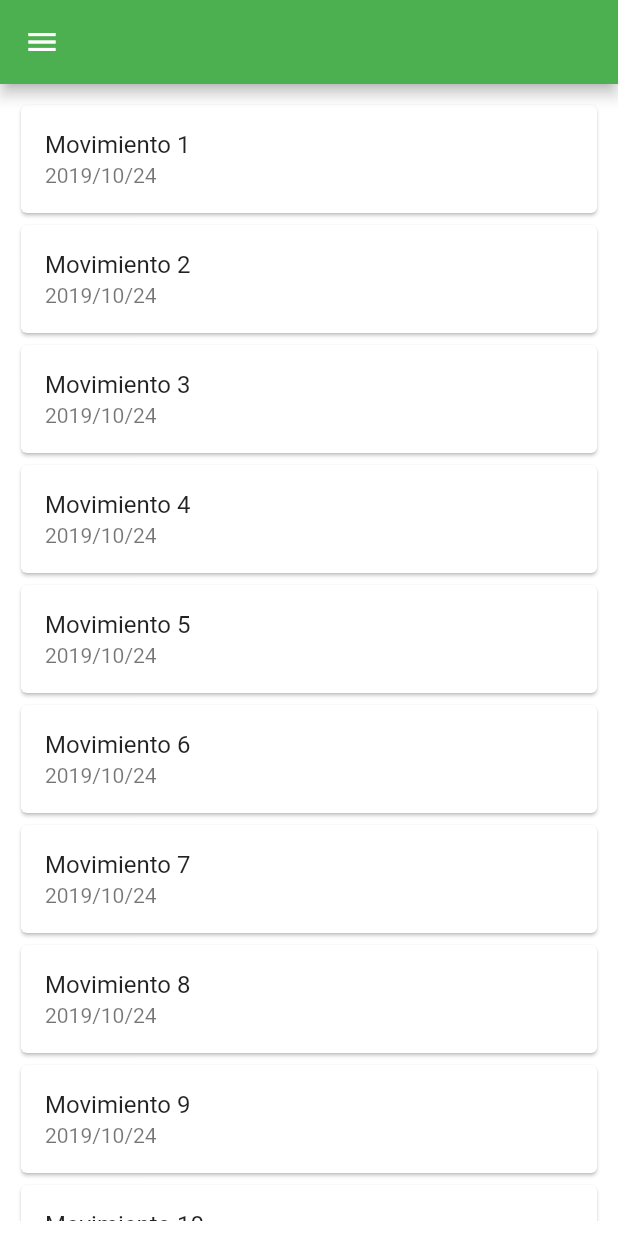
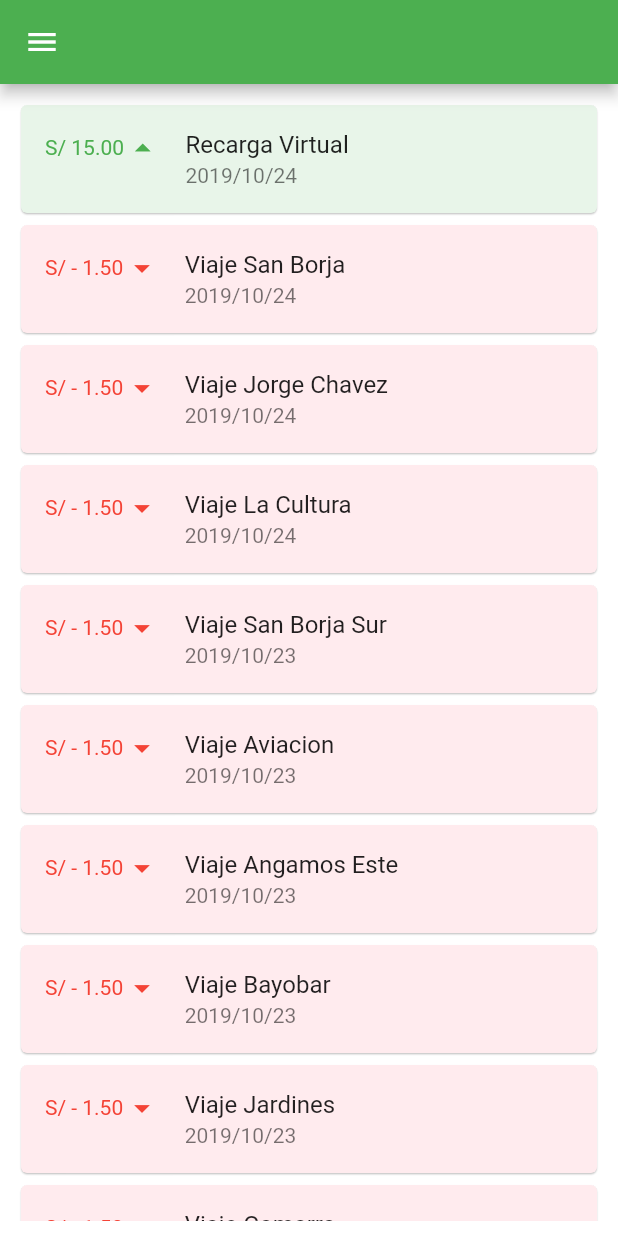
Before and after one commit to Gneric/flutter-sistemaTransporte, a Flutter app: the Movimientos screen opened directly, on a phone screen of 412 x 824 dp. Run offline on Flutter 3.47's test engine with Material 2 defaults, Android fonts, the phone set to English and light mode, and no system bars.

Commit message:
Design Improvements

```diff
--- a/lib/src/pages/movements.dart
+++ b/lib/src/pages/movements.dart
@@ -1,5 +1,7 @@
 import 'package:flutter/material.dart';
 import 'package:sistema_transporte/src/pages/drawer.dart';
+import 'package:sistema_transporte/src/utils/movements_util.dart';
+
 
 class Movimientos extends StatefulWidget {
   Movimientos({Key key}) : super(key: key);
@@ -11,13 +13,6 @@ class Movimientos extends StatefulWidget {
 class _MovimientosState extends State<Movimientos> {
   @override
   Widget build(BuildContext context) {
-    var fecha = DateTime.now();
-    var date = fecha.year.toString() +
-        '/' +
-        fecha.month.toString() +
-        '/' +
-        fecha.day.toString();
-    var hour = fecha.hour.toString() + ':' + fecha.minute.toString();
 
     return Scaffold(
       appBar: AppBar(
@@ -31,17 +26,22 @@ class _MovimientosState extends State<Movimientos> {
           child: Padding(
             padding: const EdgeInsets.all(10.0),
             child: Container(
-              child: ListView.builder(
-                itemCount: 30,
-                itemBuilder: (context, index) {
-                  return Card(
-                    child: ListTile(
-                      title: Text('Movimiento ${index + 1}'),
-                      subtitle: Text(date),
-                      onTap: () => _searchMovement(10.0,'Movimiento ${index + 1}', date, hour),
-                    ),
-                  );
-                },
+              child: ListView(
+                children: <Widget>[
+                  movement(15.0, '2019/10/24','08:14', "Recarga Virtual", context),
+                  movement(-1.5, '2019/10/24','12:40', "Viaje San Borja", context),
+                  movement(-1.5, '2019/10/24','09:53', "Viaje Jorge Chavez", context),
+                  movement(-1.5, '2019/10/24','06:15', "Viaje La Cultura", context),
+                  movement(-1.5, '2019/10/23', '09:46', 'Viaje San Borja Sur', context),
+                  movement(-1.5, '2019/10/23', '08:30', 'Viaje Aviacion', context),
+                  movement(-1.5, '2019/10/23', '05:46', 'Viaje Angamos Este', context),
+                  movement(-1.5, '2019/10/23', '02:10', 'Viaje Bayobar', context),
+                  movement(-1.5, '2019/10/23', '12:30', 'Viaje Jardines', context),
+                  movement(-1.5, '2019/10/22', '08:37', 'Viaje Gamarra', context),
+                  movement(10, '2019/10/20', '05:15', 'Recarga Villa', context),
+                  movement(-1.5, '2019/10/20', '03:40', 'Viaje Parque Industrial', context),
+                  movement(-1.5, '2019/10/20', '02:20', 'Viaje Pumacahua', context),
+                ],
               ),
             ),
           ),
@@ -50,56 +50,4 @@ class _MovimientosState extends State<Movimientos> {
     );
   }
 
-  void _searchMovement(
-      double saldo, String movimiento, String date, String hora) {
-    String tipo = saldo < 0 ? "negativo" : "positivo";
-
-    final _backgroundColors = <String, Color>{
-      "positivo": Colors.green[50],
-      "negativo": Colors.red[50],
-    };
-
-    final _soles = <String, String>{
-      "positivo": 'S/ ' + saldo.toString() + '0',
-      "negativo": 'S/ ' + (saldo).toString().replaceFirst('-', '- ') + '0',
-    };
-
-    final _icons = <String, IconData>{
-      "positivo": Icons.arrow_drop_up,
-      "negativo": Icons.arrow_drop_down
-    };
-
-    final _colors = <String, Color>{
-      "positivo": Colors.green,
-      "negativo": Colors.red,
-    };
-
-    showModalBottomSheet(
-        context: context,
-        builder: (context) {
-          return Padding(
-            padding: const EdgeInsets.all(20.0),
-            child: Container(
-              child: Column(
-                children: <Widget>[
-                  Padding(
-                    padding: const EdgeInsets.all(15.0),
-                    child: Container(
-                      child: Text(movimiento, style: TextStyle(fontWeight: FontWeight.bold ),),
-                    ),
-                  ),
-                  ListTile(
-                    title: Text('Date'),
-                    subtitle: Text(date),
-                  ),
-                  ListTile(
-                    title: Text('Hora'),
-                    subtitle: Text(hora),
-                  )
-                ],
-              ),
-            ),
-          );
-        });
-  }
 }
--- /dev/null
+++ b/lib/src/utils/movements_util.dart
@@ -0,0 +1,52 @@
+import 'package:flutter/material.dart';
+import 'package:sistema_transporte/src/utils/bottom_modal.dart';
+
+Widget movement(double saldo, String date, String hour, String mensaje, context) {
+
+    String tipo = saldo < 0 ? "negativo":"positivo" ;
+
+    final _soles = <String, String>{
+      "positivo": 'S/ '+saldo.toString()+'0',
+      "negativo": 'S/ '+(saldo).toString().replaceFirst('-', '- ') +'0',
+    };
+
+    final _icons = <String, IconData>{
+      "positivo": Icons.arrow_drop_up,
+      "negativo": Icons.arrow_drop_down
+    };
+
+    final _colors = <String, Color>{
+      "positivo": Colors.green,
+      "negativo": Colors.red,
+    };
+
+    final _backgroundColors = <String, Color>{
+      "positivo": Colors.green[50],
+      "negativo": Colors.red[50],
+    };
+
+    return Card(
+      elevation: 0.5,
+      color: _backgroundColors[tipo],
+      child: ListTile(
+        onTap: () {
+          searchMovement(saldo, date, hour, mensaje, context);
+        },
+        title: Text(mensaje),
+        subtitle: Text(date),
+        leading: Row(
+          mainAxisSize: MainAxisSize.min,
+          mainAxisAlignment: MainAxisAlignment.center,
+          crossAxisAlignment: CrossAxisAlignment.center,
+          children: <Widget>[
+            Text(_soles[tipo], style: TextStyle(color: _colors[tipo])),
+            Icon(
+              _icons[tipo],
+              color: _colors[tipo],
+              size: 25,
+            ),
+          ],
+        ),
+      ),
+    );
+  }
```
Also changed, not shown: lib/src/pages/main.dart (+5 -57 lines), lib/src/utils/bottom_modal.dart (added, +79 -0 lines).
